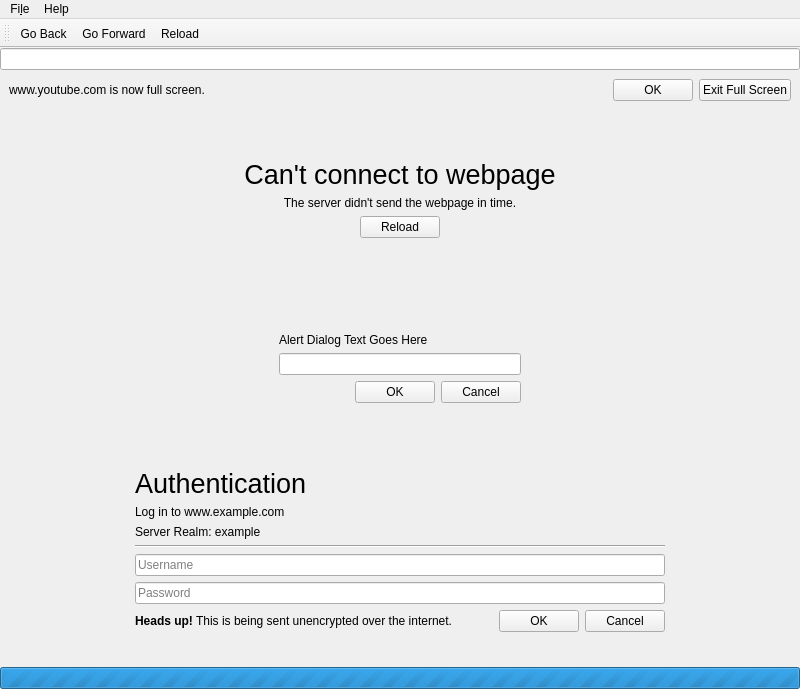
Above: mainwindow.ui from vicr123/theweb-cef before the change. Below: the same form after it.
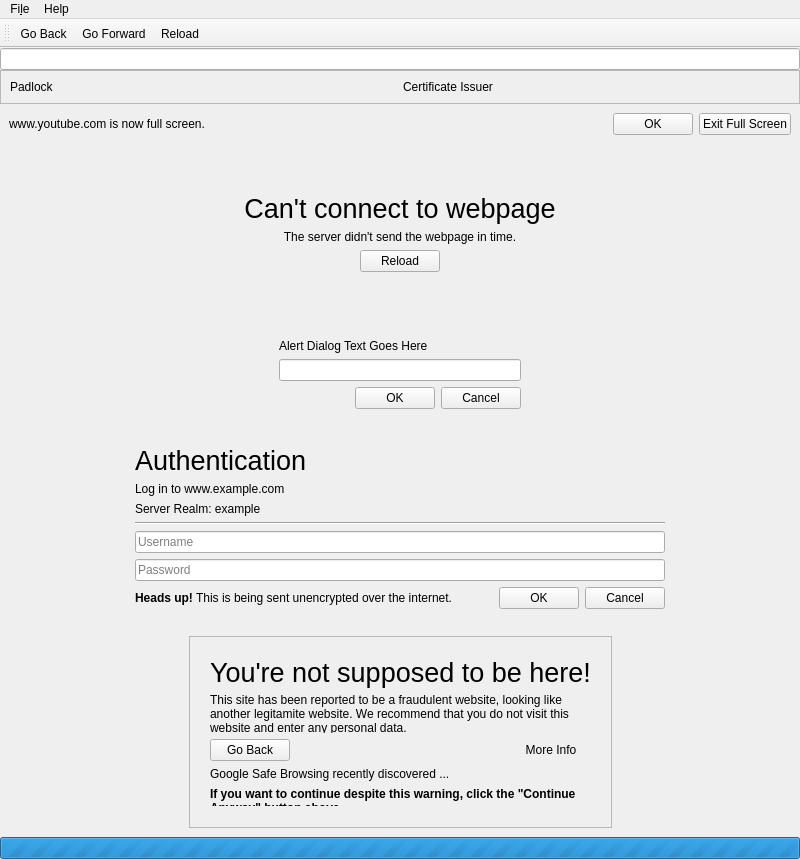
That is the form after the change. Icons and pictures are not drawn. Custom widgets are drawn as their Qt base class.

Commit message: Lock button, EV certificate shows green bar.

```diff
--- a/mainwindow.ui
+++ b/mainwindow.ui
@@ -7,7 +7,7 @@
     <x>0</x>
     <y>0</y>
     <width>800</width>
-    <height>689</height>
+    <height>859</height>
    </rect>
   </property>
   <property name="windowTitle">
@@ -37,6 +37,44 @@
     <item>
      <widget class="SpaceSearchBox" name="spaceSearch"/>
     </item>
+    <item>
+     <widget class="QFrame" name="securityFrame">
+      <property name="autoFillBackground">
+       <bool>true</bool>
+      </property>
+      <property name="styleSheet">
+       <string notr="true"/>
+      </property>
+      <property name="frameShape">
+       <enum>QFrame::StyledPanel</enum>
+      </property>
+      <property name="frameShadow">
+       <enum>QFrame::Raised</enum>
+      </property>
+      <layout class="QHBoxLayout" name="horizontalLayout_6">
+       <item>
+        <widget class="QLabel" name="securityPadlock">
+         <property name="text">
+          <string>Padlock</string>
+         </property>
+        </widget>
+       </item>
+       <item>
+        <widget class="QLabel" name="securityEVName">
+         <property name="sizePolicy">
+          <sizepolicy hsizetype="Preferred" vsizetype="Preferred">
+           <horstretch>0</horstretch>
+           <verstretch>0</verstretch>
+          </sizepolicy>
+         </property>
+         <property name="text">
+          <string>Certificate Issuer</string>
+         </property>
+        </widget>
+       </item>
+      </layout>
+     </widget>
+    </item>
     <item>
      <widget class="QFrame" name="warningFrame">
       <property name="sizePolicy">
@@ -497,6 +535,204 @@
       </layout>
      </widget>
     </item>
+    <item>
+     <widget class="QFrame" name="fraudFrame">
+      <property name="autoFillBackground">
+       <bool>true</bool>
+      </property>
+      <property name="frameShape">
+       <enum>QFrame::NoFrame</enum>
+      </property>
+      <property name="frameShadow">
+       <enum>QFrame::Raised</enum>
+      </property>
+      <layout class="QGridLayout" name="gridLayout_3">
+       <item row="1" column="1">
+        <widget class="QFrame" name="fraudContent">
+         <property name="autoFillBackground">
+          <bool>true</bool>
+         </property>
+         <property name="frameShape">
+          <enum>QFrame::StyledPanel</enum>
+         </property>
+         <property name="frameShadow">
+          <enum>QFrame::Raised</enum>
+         </property>
+         <layout class="QVBoxLayout" name="verticalLayout_5">
+          <property name="leftMargin">
+           <number>20</number>
+          </property>
+          <property name="topMargin">
+           <number>20</number>
+          </property>
+          <property name="rightMargin">
+           <number>20</number>
+          </property>
+          <property name="bottomMargin">
+           <number>20</number>
+          </property>
+          <item>
+           <widget class="QLabel" name="label_2">
+            <property name="font">
+             <font>
+              <pointsize>20</pointsize>
+             </font>
+            </property>
+            <property name="text">
+             <string>You're not supposed to be here!</string>
+            </property>
+           </widget>
+          </item>
+          <item>
+           <widget class="QLabel" name="fraudExplanation">
+            <property name="text">
+             <string>This site has been reported to be a fraudulent website, looking like another legitamite website. We recommend that you do not visit this website and enter any personal data. </string>
+            </property>
+            <property name="wordWrap">
+             <bool>true</bool>
+            </property>
+           </widget>
+          </item>
+          <item>
+           <layout class="QHBoxLayout" name="horizontalLayout_5">
+            <item>
+             <widget class="QPushButton" name="fraudBack">
+              <property name="text">
+               <string>Go Back</string>
+              </property>
+              <property name="icon">
+               <iconset theme="go-previous">
+                <normaloff>.</normaloff>.</iconset>
+              </property>
+             </widget>
+            </item>
+            <item>
+             <spacer name="horizontalSpacer_11">
+              <property name="orientation">
+               <enum>Qt::Horizontal</enum>
+              </property>
+              <property name="sizeHint" stdset="0">
+               <size>
+                <width>40</width>
+                <height>20</height>
+               </size>
+              </property>
+             </spacer>
+            </item>
+            <item>
+             <widget class="QPushButton" name="fraudIgnore">
+              <property name="text">
+               <string>More Info</string>
+              </property>
+              <property name="flat">
+               <bool>true</bool>
+              </property>
+             </widget>
+            </item>
+           </layout>
+          </item>
+          <item>
+           <widget class="QFrame" name="fraudExtraFrame">
+            <property name="frameShape">
+             <enum>QFrame::NoFrame</enum>
+            </property>
+            <property name="frameShadow">
+             <enum>QFrame::Raised</enum>
+            </property>
+            <layout class="QVBoxLayout" name="verticalLayout_6">
+             <property name="leftMargin">
+              <number>0</number>
+             </property>
+             <property name="topMargin">
+              <number>0</number>
+             </property>
+             <property name="rightMargin">
+              <number>0</number>
+             </property>
+             <property name="bottomMargin">
+              <number>0</number>
+             </property>
+             <item>
+              <widget class="QLabel" name="fraudExtraText">
+               <property name="text">
+                <string>Google Safe Browsing recently discovered ...</string>
+               </property>
+               <property name="wordWrap">
+                <bool>true</bool>
+               </property>
+              </widget>
+             </item>
+             <item>
+              <widget class="QLabel" name="label_3">
+               <property name="text">
+                <string>&lt;html&gt;&lt;head/&gt;&lt;body&gt;&lt;p&gt;&lt;span style=&quot; font-weight:600;&quot;&gt;If you want to continue despite this warning, click the &amp;quot;Continue Anyway&amp;quot; button above.&lt;/span&gt;&lt;/p&gt;&lt;/body&gt;&lt;/html&gt;</string>
+               </property>
+               <property name="wordWrap">
+                <bool>true</bool>
+               </property>
+              </widget>
+             </item>
+            </layout>
+           </widget>
+          </item>
+         </layout>
+        </widget>
+       </item>
+       <item row="0" column="1">
+        <spacer name="verticalSpacer_7">
+         <property name="orientation">
+          <enum>Qt::Vertical</enum>
+         </property>
+         <property name="sizeHint" stdset="0">
+          <size>
+           <width>20</width>
+           <height>17</height>
+          </size>
+         </property>
+        </spacer>
+       </item>
+       <item row="1" column="2">
+        <spacer name="horizontalSpacer_9">
+         <property name="orientation">
+          <enum>Qt::Horizontal</enum>
+         </property>
+         <property name="sizeHint" stdset="0">
+          <size>
+           <width>40</width>
+           <height>20</height>
+          </size>
+         </property>
+        </spacer>
+       </item>
+       <item row="2" column="1">
+        <spacer name="verticalSpacer_8">
+         <property name="orientation">
+          <enum>Qt::Vertical</enum>
+         </property>
+         <property name="sizeHint" stdset="0">
+          <size>
+           <width>20</width>
+           <height>40</height>
+          </size>
+         </property>
+        </spacer>
+       </item>
+       <item row="1" column="0">
+        <spacer name="horizontalSpacer_10">
+         <property name="orientation">
+          <enum>Qt::Horizontal</enum>
+         </property>
+         <property name="sizeHint" stdset="0">
+          <size>
+           <width>40</width>
+           <height>20</height>
+          </size>
+         </property>
+        </spacer>
+       </item>
+      </layout>
+     </widget>
+    </item>
     <item>
      <widget class="QProgressBar" name="loadingProgressBar">
       <property name="maximum">
```
Left out of the diff: 6 changed lines with no effect on the pictures. The commit also changes 12 other files.
